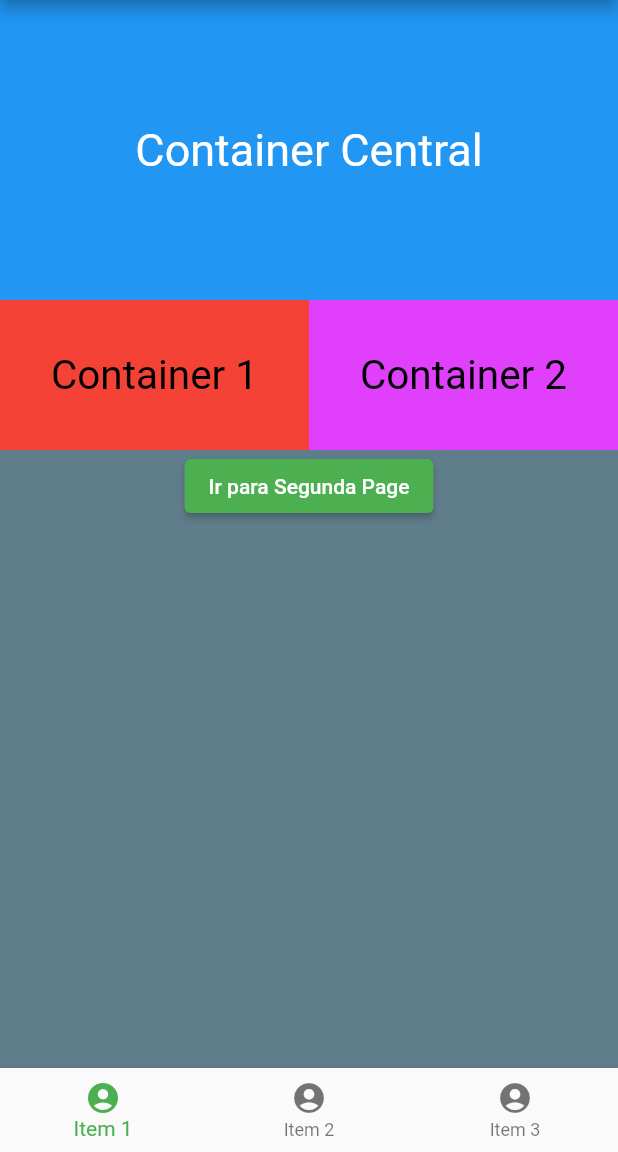
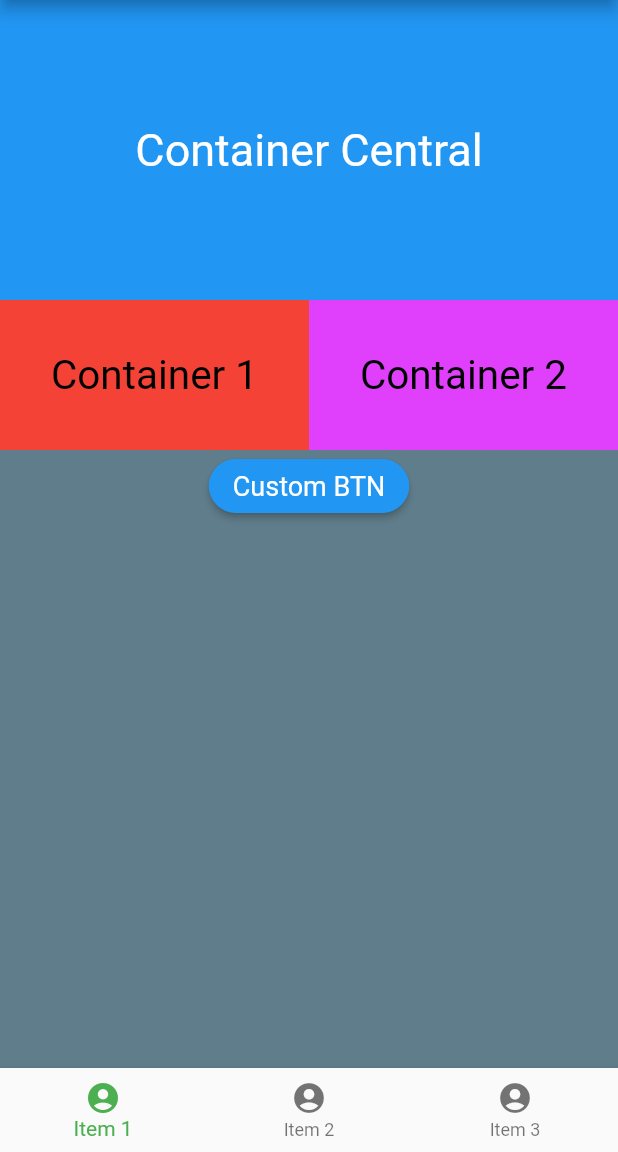
Before and after one commit to felixpessoa/flutter_nv1, a Flutter app: the screen it shows after launch, on a phone screen of 412 x 824 dp, the part 84-1236 px from its top. Run offline on Flutter 3.47's test engine with Material 2 defaults, Android fonts, the phone set to English and light mode, and no system bars.

Commit message:
add widget button personalizado

```diff
--- a/lib/pages/pageViews/one_page.dart
+++ b/lib/pages/pageViews/one_page.dart
@@ -1,5 +1,6 @@
 import 'package:flutter/material.dart';
 import 'package:flutter_nv1/pages/pageViews/two_page.dart';
+import 'package:flutter_nv1/widgets/custom_button_widget.dart';
 
 class OnePage extends StatelessWidget {
   const OnePage({Key? key}) : super(key: key);
@@ -59,7 +60,9 @@ class OnePage extends StatelessWidget {
             ],
           ),
           Center(
-            child: ElevatedButton(
+            child: CustomButtonWidget(
+              disable: false,
+              titleSize: 18,
               onPressed: () {
                 // Navigator.of(context).push(
                 //   MaterialPageRoute(builder: (context) => const TwoPage()),
@@ -68,7 +71,7 @@ class OnePage extends StatelessWidget {
                     .pushNamed('/twoPage', arguments: 'Home')
                     .then((value) => print(value));
               },
-              child: Text('Ir para Segunda Page'),
+              title: 'Custom BTN',
             ),
 
           ),
--- a/lib/pages/pageViews/two_page.dart
+++ b/lib/pages/pageViews/two_page.dart
@@ -1,7 +1,8 @@
 import 'package:flutter/material.dart';
 
+import '../../widgets/custom_button_widget.dart';
+
 class TwoPage extends StatelessWidget {
-
   const TwoPage({Key? key}) : super(key: key);
 
   @override
@@ -11,14 +12,16 @@ class TwoPage extends StatelessWidget {
       appBar: AppBar(),
       backgroundColor: Colors.blue.shade100,
       body: Center(
-        child: ElevatedButton(
+        child: CustomButtonWidget(
+          disable: false,
+          titleSize: 18,
           onPressed: () {
-            if(Navigator.of(context).canPop()){
+            if (Navigator.of(context).canPop()) {
               Navigator.of(context).pop('Retorno');
             }
             // Navigator.of(context).pop('Retorno');
           },
-          child: Text('Voltar para $args'),
+          title: 'Voltar para $args',
         ),
       ),
     );
--- a/lib/widgets/custom_button_widget.dart
+++ b/lib/widgets/custom_button_widget.dart
@@ -3,16 +3,46 @@ import 'package:flutter/material.dart';
 class CustomButtonWidget extends StatelessWidget {
   final VoidCallback onPressed;
   final String title;
+  final double? titleSize;
+  final bool disable;
   const CustomButtonWidget({
     Key? key,
     required this.onPressed,
+    required this.title,
+    this.disable = false,
+    this.titleSize,
   }) : super(key: key);
 
   @override
   Widget build(BuildContext context) {
     return ElevatedButton(
-      onPressed: onPressed,
-      child: Text(title),
+      onPressed: disable ? null : onPressed,
+      child: Text(
+        title,
+        // style: TextStyle(
+        //   color: Colors.white,
+        //   fontSize: 25,
+        //   fontWeight: FontWeight.bold,
+        // ),
+      ),
+      style: ButtonStyle(
+          backgroundColor: MaterialStateProperty.resolveWith<Color>((states) {
+            if (states.contains(MaterialState.disabled)) return Colors.red;
+            if (states.contains(MaterialState.pressed)) return Colors.green;
+            return Colors.blue;
+          }),
+          shape: MaterialStateProperty.all(
+            RoundedRectangleBorder(borderRadius: BorderRadius.circular(30)),
+          ),
+          textStyle: MaterialStateProperty.resolveWith(
+            (states) {
+              if (states.contains(MaterialState.pressed))
+                return TextStyle(
+                  fontSize: titleSize != null ? titleSize! * 2 : 28,
+                );
+              return TextStyle(fontSize: titleSize);
+            },
+          )),
     );
   }
 }
```
